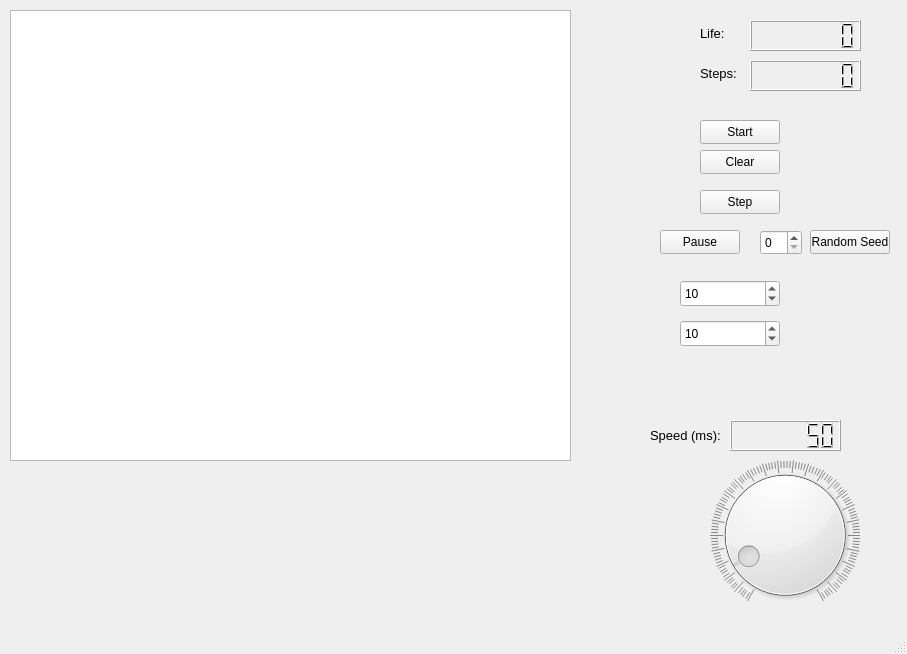
Before: the Qt Designer form mainwindow.ui in MateuszGuzy02/Game-Of-Life, drawn with Qt 5.
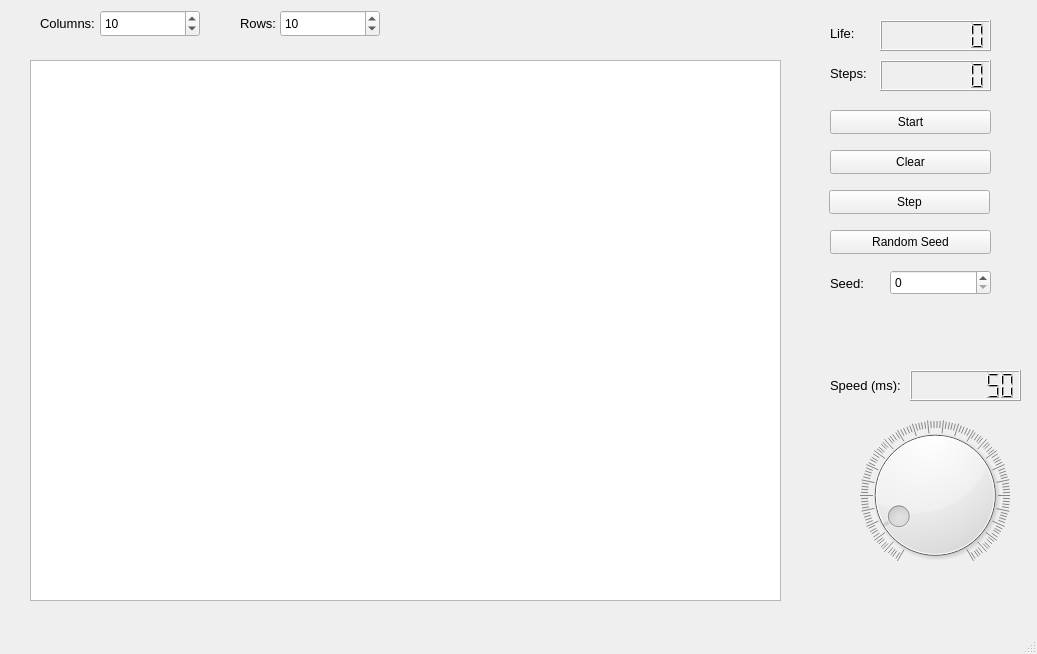
After: the same form once the commit is applied.

The edit to the form file:
```diff
--- a/mainwindow.ui
+++ b/mainwindow.ui
@@ -6,7 +6,7 @@
    <rect>
     <x>0</x>
     <y>0</y>
-    <width>907</width>
+    <width>1037</width>
     <height>654</height>
    </rect>
   </property>
@@ -23,19 +23,19 @@
    <widget class="QTableWidget" name="gameTable">
     <property name="geometry">
      <rect>
-      <x>10</x>
-      <y>10</y>
-      <width>561</width>
-      <height>451</height>
+      <x>30</x>
+      <y>60</y>
+      <width>751</width>
+      <height>541</height>
      </rect>
     </property>
    </widget>
    <widget class="QPushButton" name="stepButton">
     <property name="geometry">
      <rect>
-      <x>700</x>
+      <x>829</x>
       <y>190</y>
-      <width>80</width>
+      <width>161</width>
       <height>24</height>
      </rect>
     </property>
@@ -46,8 +46,8 @@
    <widget class="QSpinBox" name="rowBox">
     <property name="geometry">
      <rect>
-      <x>680</x>
-      <y>280</y>
+      <x>100</x>
+      <y>10</y>
       <width>100</width>
       <height>27</height>
      </rect>
@@ -74,8 +74,8 @@
    <widget class="QSpinBox" name="columnBox">
     <property name="geometry">
      <rect>
-      <x>680</x>
-      <y>320</y>
+      <x>280</x>
+      <y>10</y>
       <width>100</width>
       <height>27</height>
      </rect>
@@ -102,9 +102,9 @@
    <widget class="QSpinBox" name="setSeedBox">
     <property name="geometry">
      <rect>
-      <x>760</x>
-      <y>230</y>
-      <width>42</width>
+      <x>890</x>
+      <y>270</y>
+      <width>101</width>
       <height>25</height>
      </rect>
     </property>
@@ -112,9 +112,9 @@
    <widget class="QPushButton" name="randomButton">
     <property name="geometry">
      <rect>
-      <x>810</x>
+      <x>830</x>
       <y>230</y>
-      <width>80</width>
+      <width>161</width>
       <height>24</height>
      </rect>
     </property>
@@ -125,9 +125,9 @@
    <widget class="QPushButton" name="clearButton">
     <property name="geometry">
      <rect>
-      <x>700</x>
+      <x>830</x>
       <y>150</y>
-      <width>80</width>
+      <width>161</width>
       <height>24</height>
      </rect>
     </property>
@@ -138,9 +138,9 @@
    <widget class="QPushButton" name="startButton">
     <property name="geometry">
      <rect>
-      <x>700</x>
-      <y>120</y>
-      <width>80</width>
+      <x>830</x>
+      <y>110</y>
+      <width>161</width>
       <height>24</height>
      </rect>
     </property>
@@ -148,24 +148,11 @@
      <string>Start</string>
     </property>
    </widget>
-   <widget class="QPushButton" name="pauseResumeButton">
-    <property name="geometry">
-     <rect>
-      <x>660</x>
-      <y>230</y>
-      <width>80</width>
-      <height>24</height>
-     </rect>
-    </property>
-    <property name="text">
-     <string>Pause</string>
-    </property>
-   </widget>
    <widget class="QDial" name="speedDial">
     <property name="geometry">
      <rect>
-      <x>710</x>
-      <y>460</y>
+      <x>860</x>
+      <y>420</y>
       <width>150</width>
       <height>150</height>
      </rect>
@@ -195,8 +182,8 @@
    <widget class="QLCDNumber" name="speedLCD">
     <property name="geometry">
      <rect>
-      <x>730</x>
-      <y>420</y>
+      <x>910</x>
+      <y>370</y>
       <width>111</width>
       <height>31</height>
      </rect>
@@ -228,8 +215,8 @@
    <widget class="QLabel" name="label">
     <property name="geometry">
      <rect>
-      <x>650</x>
-      <y>420</y>
+      <x>830</x>
+      <y>370</y>
       <width>71</width>
       <height>31</height>
      </rect>
@@ -246,7 +233,7 @@
    <widget class="QLCDNumber" name="LifeCells">
     <property name="geometry">
      <rect>
-      <x>750</x>
+      <x>880</x>
       <y>20</y>
       <width>111</width>
       <height>31</height>
@@ -276,7 +263,7 @@
    <widget class="QLabel" name="label_2">
     <property name="geometry">
      <rect>
-      <x>700</x>
+      <x>830</x>
       <y>20</y>
       <width>41</width>
       <height>27</height>
@@ -300,7 +287,7 @@
    <widget class="QLCDNumber" name="stepsLCD">
     <property name="geometry">
      <rect>
-      <x>750</x>
+      <x>880</x>
       <y>60</y>
       <width>111</width>
       <height>31</height>
@@ -330,7 +317,7 @@
    <widget class="QLabel" name="label_3">
     <property name="geometry">
      <rect>
-      <x>700</x>
+      <x>830</x>
       <y>60</y>
       <width>49</width>
       <height>27</height>
@@ -351,6 +338,90 @@
      <string>Steps:</string>
     </property>
    </widget>
+   <widget class="QLabel" name="label_4">
+    <property name="geometry">
+     <rect>
+      <x>40</x>
+      <y>10</y>
+      <width>61</width>
+      <height>27</height>
+     </rect>
+    </property>
+    <property name="minimumSize">
+     <size>
+      <width>0</width>
+      <height>27</height>
+     </size>
+    </property>
+    <property name="maximumSize">
+     <size>
+      <width>16777215</width>
+      <height>27</height>
+     </size>
+    </property>
+    <property name="font">
+     <font>
+      <pointsize>10</pointsize>
+     </font>
+    </property>
+    <property name="text">
+     <string>Columns:</string>
+    </property>
+   </widget>
+   <widget class="QLabel" name="label_5">
+    <property name="geometry">
+     <rect>
+      <x>240</x>
+      <y>10</y>
+      <width>51</width>
+      <height>27</height>
+     </rect>
+    </property>
+    <property name="minimumSize">
+     <size>
+      <width>0</width>
+      <height>27</height>
+     </size>
+    </property>
+    <property name="maximumSize">
+     <size>
+      <width>16777215</width>
+      <height>27</height>
+     </size>
+    </property>
+    <property name="font">
+     <font>
+      <pointsize>10</pointsize>
+     </font>
+    </property>
+    <property name="text">
+     <string>Rows:</string>
+    </property>
+   </widget>
+   <widget class="QLabel" name="label_6">
+    <property name="geometry">
+     <rect>
+      <x>830</x>
+      <y>270</y>
+      <width>49</width>
+      <height>27</height>
+     </rect>
+    </property>
+    <property name="minimumSize">
+     <size>
+      <width>0</width>
+      <height>27</height>
+     </size>
+    </property>
+    <property name="font">
+     <font>
+      <pointsize>10</pointsize>
+     </font>
+    </property>
+    <property name="text">
+     <string>Seed:</string>
+    </property>
+   </widget>
   </widget>
   <widget class="QMenuBar" name="menubar">
    <property name="geometry">
```
Left out of the diff: 2 changed lines with no effect on the pictures.
